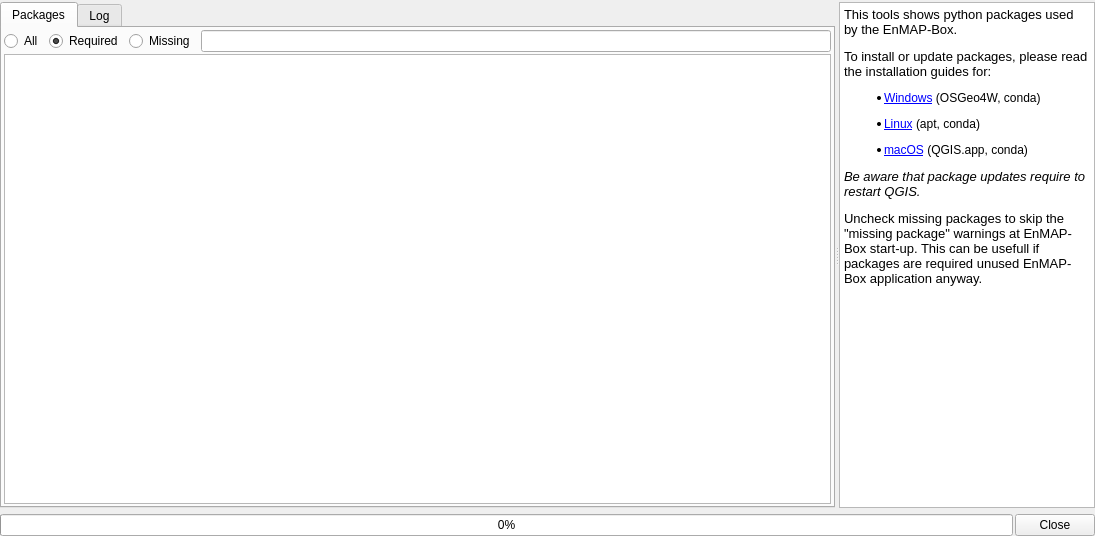
Old version of the form enmapbox/gui/ui/pippackageinstaller.ui in the repository EnMAP-Box/enmap-box.
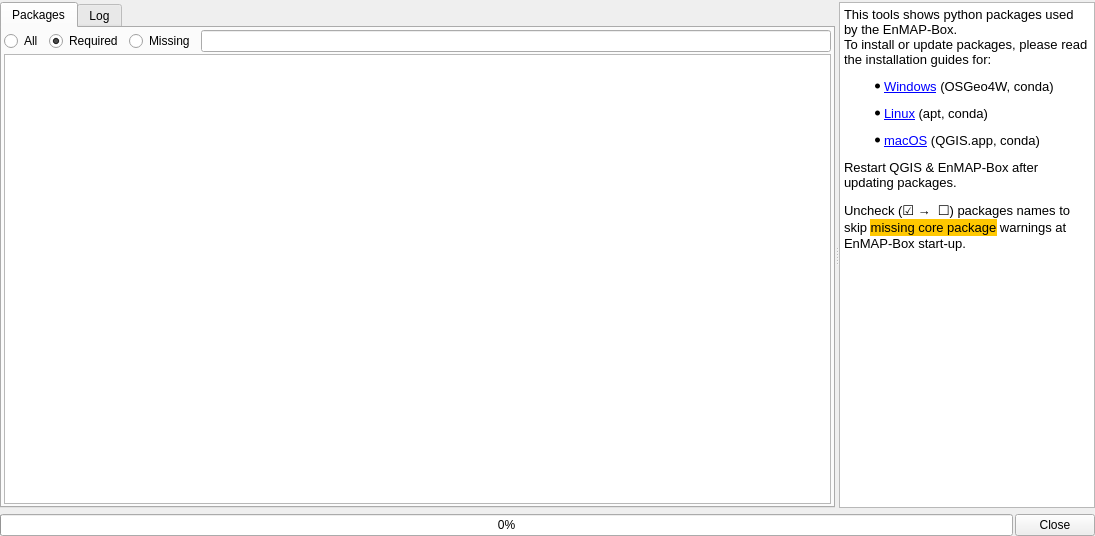
New version of the form. Icons and pictures are not drawn. Custom widgets are drawn as their Qt base class.

Commit message:
fixed dependency check at EnMAP-Box startup missing dependency warnings are only shown if package required_by == core in requirements.csv
modified info text in pip list dialog
addresses #1224

What changed in the file:
```diff
--- a/enmapbox/gui/ui/pippackageinstaller.ui
+++ b/enmapbox/gui/ui/pippackageinstaller.ui
@@ -267,14 +267,13 @@
        <string>&lt;!DOCTYPE HTML PUBLIC &quot;-//W3C//DTD HTML 4.0//EN&quot; &quot;http://www.w3.org/TR/REC-html40/strict.dtd&quot;&gt;
 &lt;html&gt;&lt;head&gt;&lt;meta name=&quot;qrichtext&quot; content=&quot;1&quot; /&gt;&lt;style type=&quot;text/css&quot;&gt;
 p, li { white-space: pre-wrap; }
-&lt;/style&gt;&lt;/head&gt;&lt;body style=&quot; font-family:'Sans Serif'; font-size:9pt; font-weight:400; font-style:normal;&quot;&gt;
-&lt;p style=&quot; margin-top:12px; margin-bottom:12px; margin-left:0px; margin-right:0px; -qt-block-indent:0; text-indent:0px;&quot;&gt;&lt;span style=&quot; font-size:10pt;&quot;&gt;This tools shows python packages used by the EnMAP-Box. &lt;/span&gt;&lt;/p&gt;
-&lt;p style=&quot; margin-top:12px; margin-bottom:12px; margin-left:0px; margin-right:0px; -qt-block-indent:0; text-indent:0px;&quot;&gt;&lt;span style=&quot; font-size:10pt;&quot;&gt;To install or update packages, please read the installation guides for:&lt;/span&gt;&lt;/p&gt;
-&lt;ul style=&quot;margin-top: 0px; margin-bottom: 0px; margin-left: 0px; margin-right: 0px; -qt-list-indent: 1;&quot;&gt;&lt;li style=&quot;&quot; style=&quot; margin-top:12px; margin-bottom:12px; margin-left:0px; margin-right:0px; -qt-block-indent:0; text-indent:0px;&quot;&gt;&lt;a href=&quot;https://enmap-box.readthedocs.io/en/latest/usr_section/usr_installation.html#qgis-installation-on-windows&quot;&gt;&lt;span style=&quot; text-decoration: underline; color:#0000ff;&quot;&gt;Windows&lt;/span&gt;&lt;/a&gt; (OSGeo4W, conda)&lt;/li&gt;
-&lt;li style=&quot;&quot; style=&quot; margin-top:12px; margin-bottom:12px; margin-left:0px; margin-right:0px; -qt-block-indent:0; text-indent:0px;&quot;&gt;&lt;a href=&quot;https://enmap-box.readthedocs.io/en/latest/usr_section/usr_installation.html#qgis-installation-on-linux-ubuntu&quot;&gt;&lt;span style=&quot; text-decoration: underline; color:#0000ff;&quot;&gt;Linux&lt;/span&gt;&lt;/a&gt; (apt, conda)&lt;/li&gt;
-&lt;li style=&quot;&quot; style=&quot; margin-top:12px; margin-bottom:12px; margin-left:0px; margin-right:0px; -qt-block-indent:0; text-indent:0px;&quot;&gt;&lt;a href=&quot;https://enmap-box.readthedocs.io/en/latest/usr_section/usr_installation.html#qgis-installation-on-macos&quot;&gt;&lt;span style=&quot; text-decoration: underline; color:#0000ff;&quot;&gt;macOS&lt;/span&gt;&lt;/a&gt; (QGIS.app, conda)&lt;/li&gt;&lt;/ul&gt;
-&lt;p style=&quot; margin-top:12px; margin-bottom:12px; margin-left:0px; margin-right:0px; -qt-block-indent:0; text-indent:0px;&quot;&gt;&lt;span style=&quot; font-size:10pt; font-style:italic;&quot;&gt;Be aware that package updates require to restart QGIS. &lt;/span&gt;&lt;/p&gt;
-&lt;p style=&quot; margin-top:12px; margin-bottom:12px; margin-left:0px; margin-right:0px; -qt-block-indent:0; text-indent:0px;&quot;&gt;&lt;span style=&quot; font-size:10pt;&quot;&gt;Uncheck missing packages to skip the &amp;quot;missing package&amp;quot; warnings at EnMAP-Box start-up. This can be usefull if packages are required unused EnMAP-Box application anyway.&lt;/span&gt;&lt;/p&gt;&lt;/body&gt;&lt;/html&gt;</string>
+&lt;/style&gt;&lt;/head&gt;&lt;body style=&quot; font-family:'B612'; font-size:11pt; font-weight:400; font-style:normal;&quot;&gt;
+&lt;p style=&quot; margin-top:12px; margin-bottom:12px; margin-left:0px; margin-right:0px; -qt-block-indent:0; text-indent:0px;&quot;&gt;&lt;span style=&quot; font-family:'Sans Serif'; font-size:10pt;&quot;&gt;This tools shows python packages used by the EnMAP-Box. &lt;br /&gt;To install or update packages, please read the installation guides for:&lt;/span&gt;&lt;/p&gt;
+&lt;ul style=&quot;margin-top: 0px; margin-bottom: 0px; margin-left: 0px; margin-right: 0px; -qt-list-indent: 1;&quot;&gt;&lt;li style=&quot; font-family:'Sans Serif'; font-size:10pt;&quot; style=&quot; margin-top:12px; margin-bottom:12px; margin-left:0px; margin-right:0px; -qt-block-indent:0; text-indent:0px;&quot;&gt;&lt;a href=&quot;https://enmap-box.readthedocs.io/en/latest/usr_section/usr_installation.html#qgis-installation-on-windows&quot;&gt;&lt;span style=&quot; text-decoration: underline; color:#0000ff;&quot;&gt;Windows&lt;/span&gt;&lt;/a&gt; (OSGeo4W, conda)&lt;/li&gt;
+&lt;li style=&quot; font-family:'Sans Serif'; font-size:10pt;&quot; style=&quot; margin-top:12px; margin-bottom:12px; margin-left:0px; margin-right:0px; -qt-block-indent:0; text-indent:0px;&quot;&gt;&lt;a href=&quot;https://enmap-box.readthedocs.io/en/latest/usr_section/usr_installation.html#qgis-installation-on-linux-ubuntu&quot;&gt;&lt;span style=&quot; text-decoration: underline; color:#0000ff;&quot;&gt;Linux&lt;/span&gt;&lt;/a&gt; (apt, conda)&lt;/li&gt;
+&lt;li style=&quot; font-family:'Sans Serif'; font-size:10pt;&quot; style=&quot; margin-top:12px; margin-bottom:12px; margin-left:0px; margin-right:0px; -qt-block-indent:0; text-indent:0px;&quot;&gt;&lt;a href=&quot;https://enmap-box.readthedocs.io/en/latest/usr_section/usr_installation.html#qgis-installation-on-macos&quot;&gt;&lt;span style=&quot; text-decoration: underline; color:#0000ff;&quot;&gt;macOS&lt;/span&gt;&lt;/a&gt; (QGIS.app, conda)&lt;/li&gt;&lt;/ul&gt;
+&lt;p style=&quot; margin-top:12px; margin-bottom:12px; margin-left:0px; margin-right:0px; -qt-block-indent:0; text-indent:0px;&quot;&gt;&lt;span style=&quot; font-family:'Sans Serif'; font-size:10pt;&quot;&gt;Restart QGIS &amp;amp; EnMAP-Box after updating packages.&lt;/span&gt;&lt;/p&gt;
+&lt;p style=&quot; margin-top:12px; margin-bottom:12px; margin-left:0px; margin-right:0px; -qt-block-indent:0; text-indent:0px;&quot;&gt;&lt;span style=&quot; font-family:'Sans Serif'; font-size:10pt;&quot;&gt;Uncheck (☑ →  ☐) packages names to skip &lt;/span&gt;&lt;span style=&quot; font-family:'Sans Serif'; font-size:10pt; background-color:#ffc800;&quot;&gt;missing core package&lt;/span&gt;&lt;span style=&quot; font-family:'Sans Serif'; font-size:10pt;&quot;&gt; warnings at EnMAP-Box start-up.&lt;/span&gt;&lt;/p&gt;&lt;/body&gt;&lt;/html&gt;</string>
       </property>
       <property name="acceptRichText">
        <bool>false</bool>
```
Left out of the diff: 20 changed lines with no effect on the pictures. The commit also changes 4 other files.
